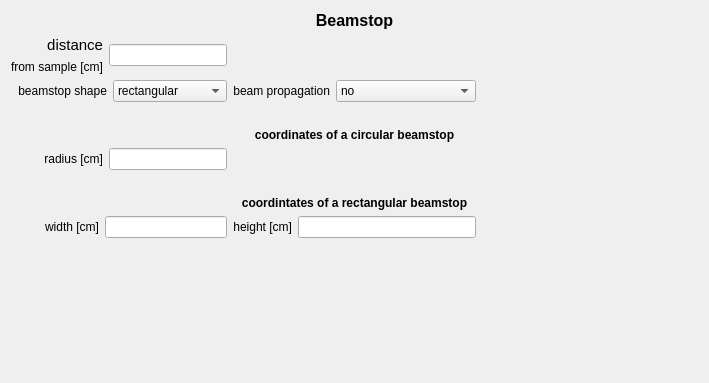
The window that GUI-Qt/beamstop.ui (vitess-neutron/vitess) describes before a commit, drawn with Qt 5.
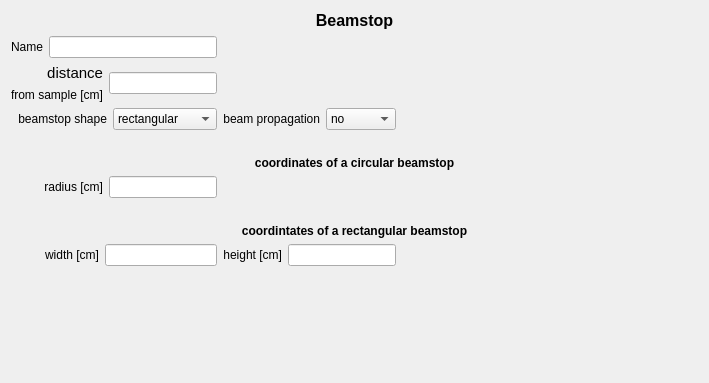
The same window after the commit.

```diff
--- a/GUI-Qt/beamstop.ui
+++ b/GUI-Qt/beamstop.ui
@@ -14,37 +14,23 @@
    <string>Form</string>
   </property>
   <layout class="QGridLayout" name="gridLayout_2">
-   <item row="3" column="0">
-    <spacer name="horizontalSpacer_3">
-     <property name="orientation">
-      <enum>Qt::Horizontal</enum>
+   <item row="5" column="0" colspan="4">
+    <widget class="QLabel" name="label_3">
+     <property name="font">
+      <font>
+       <weight>75</weight>
+       <bold>true</bold>
+      </font>
      </property>
-     <property name="sizeHint" stdset="0">
-      <size>
-       <width>40</width>
-       <height>20</height>
-      </size>
+     <property name="text">
+      <string>coordinates of a circular beamstop</string>
      </property>
-    </spacer>
+     <property name="alignment">
+      <set>Qt::AlignCenter</set>
+     </property>
+    </widget>
    </item>
-   <item row="8" column="1" colspan="2">
-    <layout class="QFormLayout" name="formLayout_6">
-     <item row="0" column="0">
-      <widget class="QLabel" name="label_8">
-       <property name="text">
-        <string>height [cm]</string>
-       </property>
-       <property name="alignment">
-        <set>Qt::AlignRight|Qt::AlignTrailing|Qt::AlignVCenter</set>
-       </property>
-      </widget>
-     </item>
-     <item row="0" column="1">
-      <widget class="QLineEdit" name="lineHeight"/>
-     </item>
-    </layout>
-   </item>
-   <item row="9" column="1">
+   <item row="10" column="1">
     <spacer name="verticalSpacer">
      <property name="orientation">
       <enum>Qt::Vertical</enum>
@@ -57,25 +43,12 @@
      </property>
     </spacer>
    </item>
-   <item row="1" column="2">
-    <spacer name="horizontalSpacer">
-     <property name="orientation">
-      <enum>Qt::Horizontal</enum>
-     </property>
-     <property name="sizeHint" stdset="0">
-      <size>
-       <width>40</width>
-       <height>20</height>
-      </size>
-     </property>
-    </spacer>
-   </item>
-   <item row="2" column="0">
-    <layout class="QFormLayout" name="formLayout_2">
+   <item row="3" column="1" colspan="2">
+    <layout class="QFormLayout" name="formLayout_3">
      <item row="0" column="0">
-      <widget class="QLabel" name="label_4">
+      <widget class="QLabel" name="label_7">
        <property name="text">
-        <string>  beamstop shape</string>
+        <string>beam propagation</string>
        </property>
        <property name="alignment">
         <set>Qt::AlignRight|Qt::AlignTrailing|Qt::AlignVCenter</set>
@@ -83,50 +56,17 @@
       </widget>
      </item>
      <item row="0" column="1">
-      <widget class="QComboBox" name="comboShape">
+      <widget class="QComboBox" name="comboPropag">
        <item>
         <property name="text">
-         <string>rectangular</string>
+         <string>no</string>
         </property>
        </item>
       </widget>
      </item>
     </layout>
    </item>
-   <item row="7" column="0" colspan="4">
-    <widget class="QLabel" name="label_5">
-     <property name="font">
-      <font>
-       <weight>75</weight>
-       <bold>true</bold>
-      </font>
-     </property>
-     <property name="text">
-      <string>coordintates of a rectangular beamstop</string>
-     </property>
-     <property name="alignment">
-      <set>Qt::AlignCenter</set>
-     </property>
-    </widget>
-   </item>
-   <item row="5" column="0">
-    <layout class="QFormLayout" name="formLayout">
-     <item row="0" column="0">
-      <widget class="QLabel" name="label_6">
-       <property name="text">
-        <string>          radius [cm]</string>
-       </property>
-       <property name="alignment">
-        <set>Qt::AlignRight|Qt::AlignTrailing|Qt::AlignVCenter</set>
-       </property>
-      </widget>
-     </item>
-     <item row="0" column="1">
-      <widget class="QLineEdit" name="lineRadius"/>
-     </item>
-    </layout>
-   </item>
-   <item row="8" column="3">
+   <item row="9" column="3">
     <spacer name="horizontalSpacer_2">
      <property name="orientation">
       <enum>Qt::Horizontal</enum>
@@ -139,7 +79,7 @@
      </property>
     </spacer>
    </item>
-   <item row="1" column="0">
+   <item row="2" column="0">
     <layout class="QGridLayout" name="gridLayout">
      <item row="0" column="0">
       <widget class="QLabel" name="label_2">
@@ -157,10 +97,29 @@
       </widget>
      </item>
      <item row="0" column="1" rowspan="2">
-      <widget class="QLineEdit" name="lineDistance"/>
+      <widget class="QLineEdit" name="lineDistance">
+       <property name="sizePolicy">
+        <sizepolicy hsizetype="Preferred" vsizetype="Fixed">
+         <horstretch>0</horstretch>
+         <verstretch>0</verstretch>
+        </sizepolicy>
+       </property>
+       <property name="inputMethodHints">
+        <set>Qt::ImhNone</set>
+       </property>
+       <property name="inputMask">
+        <string/>
+       </property>
+      </widget>
      </item>
      <item row="1" column="0">
       <widget class="QLabel" name="label_9">
+       <property name="sizePolicy">
+        <sizepolicy hsizetype="Preferred" vsizetype="Preferred">
+         <horstretch>0</horstretch>
+         <verstretch>0</verstretch>
+        </sizepolicy>
+       </property>
        <property name="text">
         <string>from sample [cm]</string>
        </property>
@@ -168,12 +127,12 @@
      </item>
     </layout>
    </item>
-   <item row="8" column="0">
-    <layout class="QFormLayout" name="formLayout_5">
+   <item row="6" column="0">
+    <layout class="QFormLayout" name="formLayout">
      <item row="0" column="0">
-      <widget class="QLabel" name="label">
+      <widget class="QLabel" name="label_6">
        <property name="text">
-        <string>          width [cm]</string>
+        <string>          radius [cm]</string>
        </property>
        <property name="alignment">
         <set>Qt::AlignRight|Qt::AlignTrailing|Qt::AlignVCenter</set>
@@ -181,54 +140,17 @@
       </widget>
      </item>
      <item row="0" column="1">
-      <widget class="QLineEdit" name="lineWidth"/>
-     </item>
-    </layout>
-   </item>
-   <item row="2" column="1" colspan="2">
-    <layout class="QFormLayout" name="formLayout_3">
-     <item row="0" column="0">
-      <widget class="QLabel" name="label_7">
-       <property name="text">
-        <string>beam propagation</string>
+      <widget class="QLineEdit" name="lineRadius">
+       <property name="sizePolicy">
+        <sizepolicy hsizetype="Preferred" vsizetype="Fixed">
+         <horstretch>0</horstretch>
+         <verstretch>0</verstretch>
+        </sizepolicy>
        </property>
-       <property name="alignment">
-        <set>Qt::AlignRight|Qt::AlignTrailing|Qt::AlignVCenter</set>
-       </property>
       </widget>
      </item>
-     <item row="0" column="1">
-      <widget class="QComboBox" name="comboPropag">
-       <item>
-        <property name="text">
-         <string>no</string>
-        </property>
-       </item>
-       <item>
-        <property name="text">
-         <string>yes</string>
-        </property>
-       </item>
-      </widget>
-     </item>
     </layout>
    </item>
-   <item row="4" column="0" colspan="4">
-    <widget class="QLabel" name="label_3">
-     <property name="font">
-      <font>
-       <weight>75</weight>
-       <bold>true</bold>
-      </font>
-     </property>
-     <property name="text">
-      <string>coordinates of a circular beamstop</string>
-     </property>
-     <property name="alignment">
-      <set>Qt::AlignCenter</set>
-     </property>
-    </widget>
-   </item>
    <item row="0" column="0" colspan="4">
     <widget class="QLabel" name="label_11">
      <property name="font">
@@ -246,11 +168,93 @@
      </property>
     </widget>
    </item>
-   <item row="6" column="0">
+   <item row="8" column="0" colspan="4">
+    <widget class="QLabel" name="label_5">
+     <property name="font">
+      <font>
+       <weight>75</weight>
+       <bold>true</bold>
+      </font>
+     </property>
+     <property name="text">
+      <string>coordintates of a rectangular beamstop</string>
+     </property>
+     <property name="alignment">
+      <set>Qt::AlignCenter</set>
+     </property>
+    </widget>
+   </item>
+   <item row="4" column="0">
+    <spacer name="horizontalSpacer_3">
+     <property name="orientation">
+      <enum>Qt::Horizontal</enum>
+     </property>
+     <property name="sizeType">
+      <enum>QSizePolicy::Preferred</enum>
+     </property>
+     <property name="sizeHint" stdset="0">
+      <size>
+       <width>40</width>
+       <height>20</height>
+      </size>
+     </property>
+    </spacer>
+   </item>
+   <item row="9" column="1" colspan="2">
+    <layout class="QFormLayout" name="formLayout_6">
+     <item row="0" column="0">
+      <widget class="QLabel" name="label_8">
+       <property name="text">
+        <string>height [cm]</string>
+       </property>
+       <property name="alignment">
+        <set>Qt::AlignRight|Qt::AlignTrailing|Qt::AlignVCenter</set>
+       </property>
+      </widget>
+     </item>
+     <item row="0" column="1">
+      <widget class="QLineEdit" name="lineHeight">
+       <property name="sizePolicy">
+        <sizepolicy hsizetype="Preferred" vsizetype="Fixed">
+         <horstretch>0</horstretch>
+         <verstretch>0</verstretch>
+        </sizepolicy>
+       </property>
+      </widget>
+     </item>
+    </layout>
+   </item>
+   <item row="3" column="0">
+    <layout class="QFormLayout" name="formLayout_2">
+     <item row="0" column="0">
+      <widget class="QLabel" name="label_4">
+       <property name="text">
+        <string>  beamstop shape</string>
+       </property>
+       <property name="alignment">
+        <set>Qt::AlignRight|Qt::AlignTrailing|Qt::AlignVCenter</set>
+       </property>
+      </widget>
+     </item>
+     <item row="0" column="1">
+      <widget class="QComboBox" name="comboShape">
+       <item>
+        <property name="text">
+         <string>rectangular</string>
+        </property>
+       </item>
+      </widget>
+     </item>
+    </layout>
+   </item>
+   <item row="7" column="0">
     <spacer name="horizontalSpacer_4">
      <property name="orientation">
       <enum>Qt::Horizontal</enum>
      </property>
+     <property name="sizeType">
+      <enum>QSizePolicy::Preferred</enum>
+     </property>
      <property name="sizeHint" stdset="0">
       <size>
        <width>40</width>
@@ -259,6 +263,80 @@
      </property>
     </spacer>
    </item>
+   <item row="9" column="0">
+    <layout class="QFormLayout" name="formLayout_5">
+     <item row="0" column="0">
+      <widget class="QLabel" name="label">
+       <property name="text">
+        <string>          width [cm]</string>
+       </property>
+       <property name="alignment">
+        <set>Qt::AlignRight|Qt::AlignTrailing|Qt::AlignVCenter</set>
+       </property>
+      </widget>
+     </item>
+     <item row="0" column="1">
+      <widget class="QLineEdit" name="lineWidth">
+       <property name="sizePolicy">
+        <sizepolicy hsizetype="Preferred" vsizetype="Fixed">
+         <horstretch>0</horstretch>
+         <verstretch>0</verstretch>
+        </sizepolicy>
+       </property>
+      </widget>
+     </item>
+    </layout>
+   </item>
+   <item row="3" column="3">
+    <spacer name="horizontalSpacer_5">
+     <property name="orientation">
+      <enum>Qt::Horizontal</enum>
+     </property>
+     <property name="sizeHint" stdset="0">
+      <size>
+       <width>40</width>
+       <height>20</height>
+      </size>
+     </property>
+    </spacer>
+   </item>
+   <item row="2" column="1" colspan="3">
+    <spacer name="horizontalSpacer">
+     <property name="orientation">
+      <enum>Qt::Horizontal</enum>
+     </property>
+     <property name="sizeType">
+      <enum>QSizePolicy::Expanding</enum>
+     </property>
+     <property name="sizeHint" stdset="0">
+      <size>
+       <width>40</width>
+       <height>20</height>
+      </size>
+     </property>
+    </spacer>
+   </item>
+   <item row="1" column="0">
+    <layout class="QFormLayout" name="formLayout_4">
+     <item row="0" column="0">
+      <widget class="QLabel" name="label_12">
+       <property name="text">
+        <string>Name</string>
+       </property>
+      </widget>
+     </item>
+     <item row="0" column="1">
+      <widget class="QLineEdit" name="Name">
+       <property name="sizePolicy">
+        <sizepolicy hsizetype="Preferred" vsizetype="Fixed">
+         <horstretch>0</horstretch>
+         <verstretch>0</verstretch>
+        </sizepolicy>
+       </property>
+      </widget>
+     </item>
+    </layout>
+   </item>
   </layout>
  </widget>
  <resources/>
```
Left out of the diff: 5 changed lines with no effect on the pictures.
